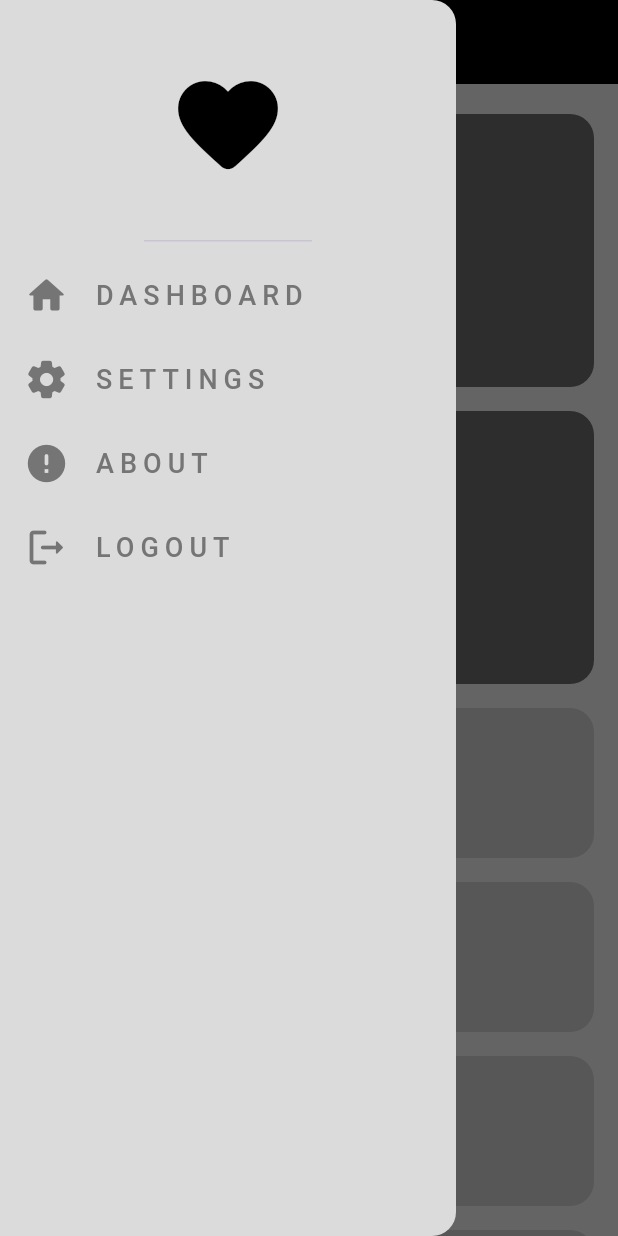
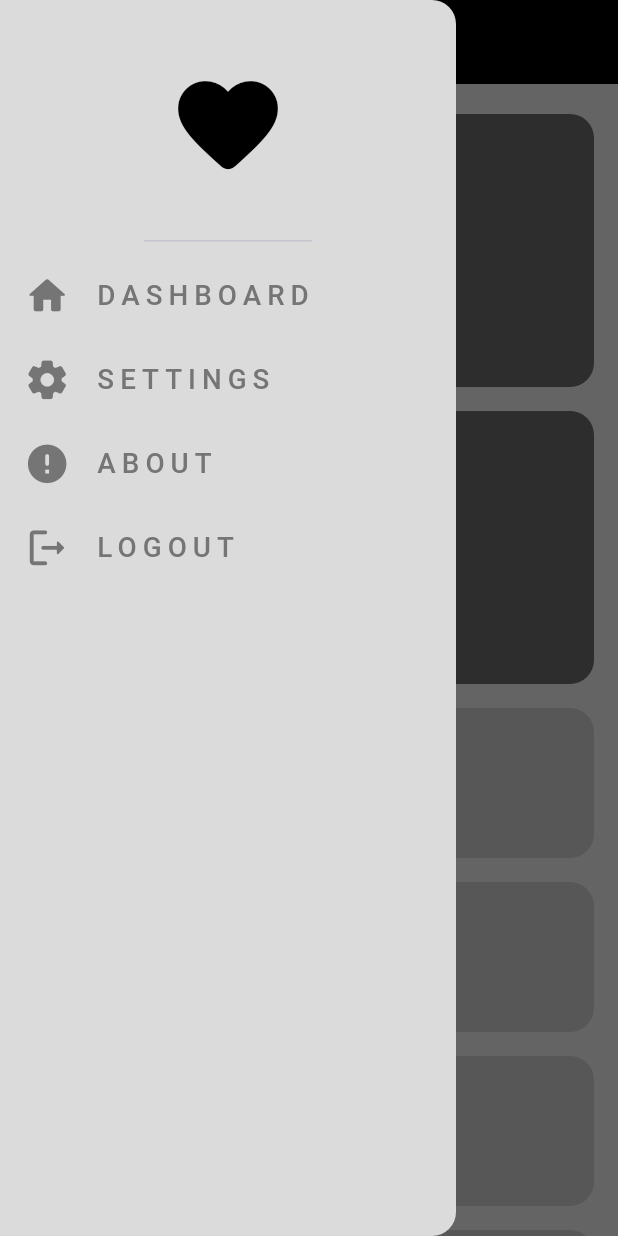
Before and after one commit to A7medMajed16/adaptative-layout-practice-, a Flutter app: the screen it shows after launch, after a tap on the "menu" icon, on a phone screen of 412 x 824 dp. Run offline on Flutter 3.47's test engine with Material 3 defaults, Android fonts, the phone set to English and light mode, and no system bars.

Commit message:
add responsive text file

```diff
--- /dev/null
+++ b/lib/get_responsive_font_size.dart
@@ -0,0 +1,19 @@
+import 'package:flutter/cupertino.dart';
+
+double getResponsiveFontSize(BuildContext context,
+    {required double baseFontSize}) {
+  double scaleFactor = getScaleFactor(context).clamp(0.8, 1.2);
+
+  return baseFontSize * scaleFactor;
+}
+
+double getScaleFactor(BuildContext context) {
+  double width = MediaQuery.sizeOf(context).width;
+  if (width < 600) {
+    return width / 400;
+  } else if (width < 900) {
+    return width / 700;
+  } else {
+    return width / 1000;
+  }
+}
--- a/lib/views/widgets/custom_drawer_item.dart
+++ b/lib/views/widgets/custom_drawer_item.dart
@@ -1,3 +1,4 @@
+import 'package:adaptaive_layout_practice/get_responsive_font_size.dart';
 import 'package:adaptaive_layout_practice/models/drawer_item_model.dart';
 import 'package:flutter/material.dart';
 
@@ -11,7 +12,7 @@ class CustomDrawerItem extends StatelessWidget {
     return ListTile(
       leading: Icon(
         drawerItemMode.icon,
-        size: 30,
+        size: getResponsiveFontSize(context, baseFontSize: 30),
         color: Colors.grey[600],
       ),
       title: FittedBox(
@@ -22,7 +23,7 @@ class CustomDrawerItem extends StatelessWidget {
           style: TextStyle(
             color: Colors.grey[600],
             letterSpacing: 4,
-            fontSize: 18,
+            fontSize: getResponsiveFontSize(context, baseFontSize: 18),
             fontWeight: FontWeight.w500,
           ),
         ),
```
